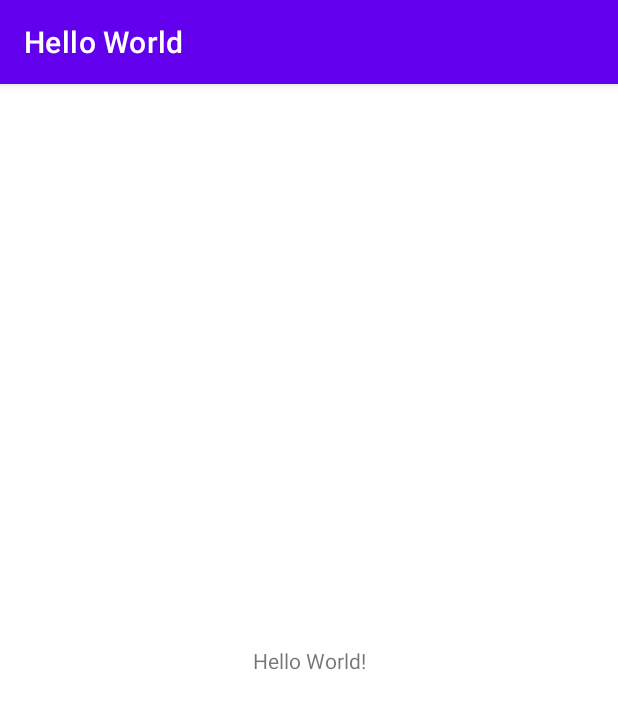
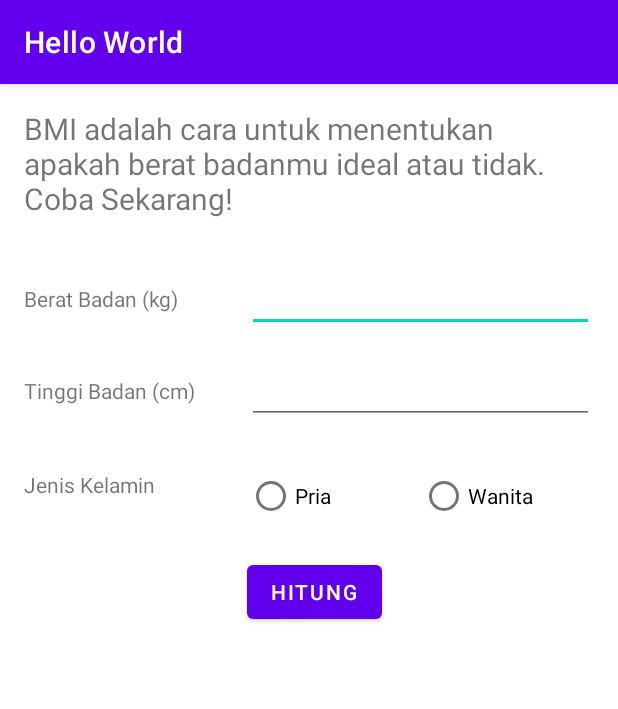
Before and after one commit to geznerd/hello-android-kotlin, an Android app: the screen it shows after launch (MainActivity), on a phone screen of 412 x 824 dp. Shown: the top 709 px of the screen. Run offline under Robolectric (Android 15) with nearby library versions, the phone set to English and light mode, and no system bars.

Commit message:
membuat form input BMI

```diff
--- a/app/src/main/res/layout/activity_main.xml
+++ b/app/src/main/res/layout/activity_main.xml
@@ -7,12 +7,130 @@
     tools:context=".MainActivity">
 
     <TextView
-        android:layout_width="wrap_content"
-        android:layout_height="wrap_content"
-        android:text="Hello World!"
-        app:layout_constraintBottom_toBottomOf="parent"
+        android:id="@+id/textView2"
+        android:layout_width="0dp"
+        android:layout_height="88dp"
+        android:layout_marginStart="16dp"
+        android:layout_marginTop="16dp"
+        android:layout_marginEnd="16dp"
+        android:text="@string/bmi_label"
+        android:textSize="20sp"
         app:layout_constraintEnd_toEndOf="parent"
         app:layout_constraintStart_toStartOf="parent"
         app:layout_constraintTop_toTopOf="parent" />
 
+    <TextView
+        android:id="@+id/textView3"
+        android:layout_width="wrap_content"
+        android:layout_height="wrap_content"
+        android:layout_marginStart="16dp"
+        android:text="@string/berat_label"
+        app:layout_constraintBottom_toBottomOf="@+id/editTextNumber"
+        app:layout_constraintStart_toStartOf="parent"
+        app:layout_constraintTop_toTopOf="@+id/editTextNumber" />
+
+    <EditText
+        android:id="@+id/editTextNumber"
+        android:layout_width="0dp"
+        android:layout_height="wrap_content"
+        android:layout_marginTop="16dp"
+        android:layout_marginEnd="16dp"
+        android:ems="10"
+        android:inputType="number"
+        app:layout_constraintEnd_toEndOf="parent"
+        app:layout_constraintStart_toStartOf="@+id/guideline2"
+        app:layout_constraintTop_toBottomOf="@+id/textView2" />
+
+    <EditText
+        android:id="@+id/editTextNumber2"
+        android:layout_width="0dp"
+        android:layout_height="wrap_content"
+        android:layout_marginTop="16dp"
+        android:layout_marginEnd="16dp"
+        android:ems="10"
+        android:inputType="number"
+        app:layout_constraintEnd_toEndOf="parent"
+        app:layout_constraintStart_toStartOf="@+id/guideline2"
+        app:layout_constraintTop_toBottomOf="@+id/editTextNumber" />
+
+    <TextView
+        android:id="@+id/textView5"
+        android:layout_width="wrap_content"
+        android:layout_height="wrap_content"
+        android:layout_marginStart="16dp"
+        android:text="@string/jenis_kelamin_label"
+        app:layout_constraintBottom_toBottomOf="@+id/radioGroup"
+        app:layout_constraintStart_toStartOf="parent"
+        app:layout_constraintTop_toTopOf="@+id/radioGroup" />
+
+    <Button
+        android:id="@+id/button2"
+        android:layout_width="wrap_content"
+        android:layout_height="wrap_content"
+        android:layout_marginTop="16dp"
+        android:text="@string/hitung"
+        app:layout_constraintStart_toStartOf="@+id/guideline2"
+        app:layout_constraintTop_toBottomOf="@+id/radioGroup" />
+
+    <RadioGroup
+        android:id="@+id/radioGroup"
+        android:layout_width="0dp"
+        android:layout_height="wrap_content"
+        android:layout_marginTop="8dp"
+        android:layout_marginEnd="16dp"
+        android:orientation="horizontal"
+        app:layout_constraintEnd_toEndOf="parent"
+        app:layout_constraintStart_toStartOf="@id/editTextNumber2"
+        app:layout_constraintTop_toBottomOf="@+id/editTextNumber2">
+
+        <RadioButton
+            android:id="@+id/radioButton"
+            android:layout_width="0dp"
+            android:layout_height="wrap_content"
+            android:layout_marginTop="16dp"
+            android:layout_weight="1"
+            android:text="@string/pria" />
+
+        <RadioButton
+            android:id="@+id/radioButton3"
+            android:layout_width="0dp"
+            android:layout_height="wrap_content"
+            android:layout_marginTop="16dp"
+            android:layout_weight="1"
+            android:text="@string/wanita" />
+
+    </RadioGroup>
+
+    <androidx.constraintlayout.widget.Guideline
+        android:id="@+id/guideline2"
+        android:layout_width="wrap_content"
+        android:layout_height="wrap_content"
+        android:orientation="vertical"
+        app:layout_constraintGuide_begin="54dp"
+        app:layout_constraintGuide_percent="0.4" />
+
+    <androidx.constraintlayout.widget.Guideline
+        android:id="@+id/guideline3"
+        android:layout_width="wrap_content"
+        android:layout_height="wrap_content"
+        android:orientation="horizontal"
+        app:layout_constraintGuide_begin="98dp" />
+
+    <androidx.constraintlayout.widget.Guideline
+        android:id="@+id/guideline4"
+        android:layout_width="wrap_content"
+        android:layout_height="wrap_content"
+        android:orientation="vertical"
+        app:layout_constraintGuide_begin="452dp" />
+
+    <TextView
+        android:id="@+id/textView"
+        android:layout_width="wrap_content"
+        android:layout_height="wrap_content"
+        android:layout_marginStart="16dp"
+        android:text="@string/tinggi_label"
+        app:layout_constraintBottom_toBottomOf="@+id/editTextNumber2"
+        app:layout_constraintStart_toStartOf="parent"
+        app:layout_constraintTop_toTopOf="@+id/editTextNumber2" />
+
 </androidx.constraintlayout.widget.ConstraintLayout>
--- a/app/src/main/res/values/strings.xml
+++ b/app/src/main/res/values/strings.xml
@@ -1,3 +1,10 @@
 <resources>
     <string name="app_name">Hello World</string>
+    <string name="bmi_label">BMI adalah cara untuk menentukan apakah berat badanmu ideal atau tidak. Coba Sekarang!</string>
+    <string name="berat_label">Berat Badan (kg)</string>
+    <string name="tinggi_label">Tinggi Badan (cm)</string>
+    <string name="pria">Pria</string>
+    <string name="wanita">Wanita</string>
+    <string name="jenis_kelamin_label">Jenis Kelamin</string>
+    <string name="hitung">Hitung</string>
 </resources>
```
